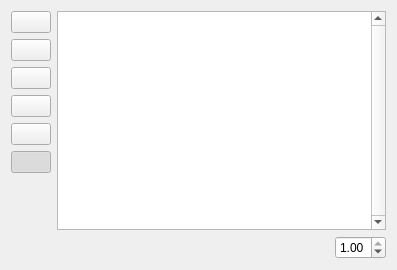
albin-johansson/tactile, file src/gui/layer/layer_widget.ui: the form before one commit.
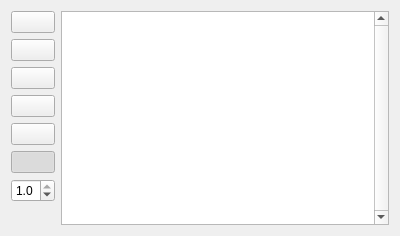
The form after the commit. Icons and pictures are not drawn.

Commit message: Move layer opacity spin box

```diff
--- a/src/gui/layer/layer_widget.ui
+++ b/src/gui/layer/layer_widget.ui
@@ -6,8 +6,8 @@
    <rect>
     <x>0</x>
     <y>0</y>
-    <width>397</width>
-    <height>270</height>
+    <width>400</width>
+    <height>236</height>
    </rect>
   </property>
   <property name="sizePolicy">
@@ -116,36 +116,6 @@
         </widget>
        </item>
        <item>
-        <spacer name="verticalSpacer">
-         <property name="orientation">
-          <enum>Qt::Vertical</enum>
-         </property>
-         <property name="sizeHint" stdset="0">
-          <size>
-           <width>20</width>
-           <height>40</height>
-          </size>
-         </property>
-        </spacer>
-       </item>
-      </layout>
-     </item>
-     <item row="1" column="1">
-      <layout class="QHBoxLayout" name="bottomLayout">
-       <item>
-        <spacer name="horizontalSpacer">
-         <property name="orientation">
-          <enum>Qt::Horizontal</enum>
-         </property>
-         <property name="sizeHint" stdset="0">
-          <size>
-           <width>40</width>
-           <height>20</height>
-          </size>
-         </property>
-        </spacer>
-       </item>
-       <item>
         <widget class="QDoubleSpinBox" name="opacitySpinBox">
          <property name="toolTip">
           <string>Layer opacity</string>
@@ -153,6 +123,9 @@
          <property name="showGroupSeparator" stdset="0">
           <bool>false</bool>
          </property>
+         <property name="decimals">
+          <number>1</number>
+         </property>
          <property name="maximum">
           <double>1.000000000000000</double>
          </property>
@@ -164,6 +137,19 @@
          </property>
         </widget>
        </item>
+       <item>
+        <spacer name="verticalSpacer">
+         <property name="orientation">
+          <enum>Qt::Vertical</enum>
+         </property>
+         <property name="sizeHint" stdset="0">
+          <size>
+           <width>20</width>
+           <height>0</height>
+          </size>
+         </property>
+        </spacer>
+       </item>
       </layout>
      </item>
      <item row="0" column="1">
```
Left out of the diff: 3 changed lines with no effect on the pictures.
